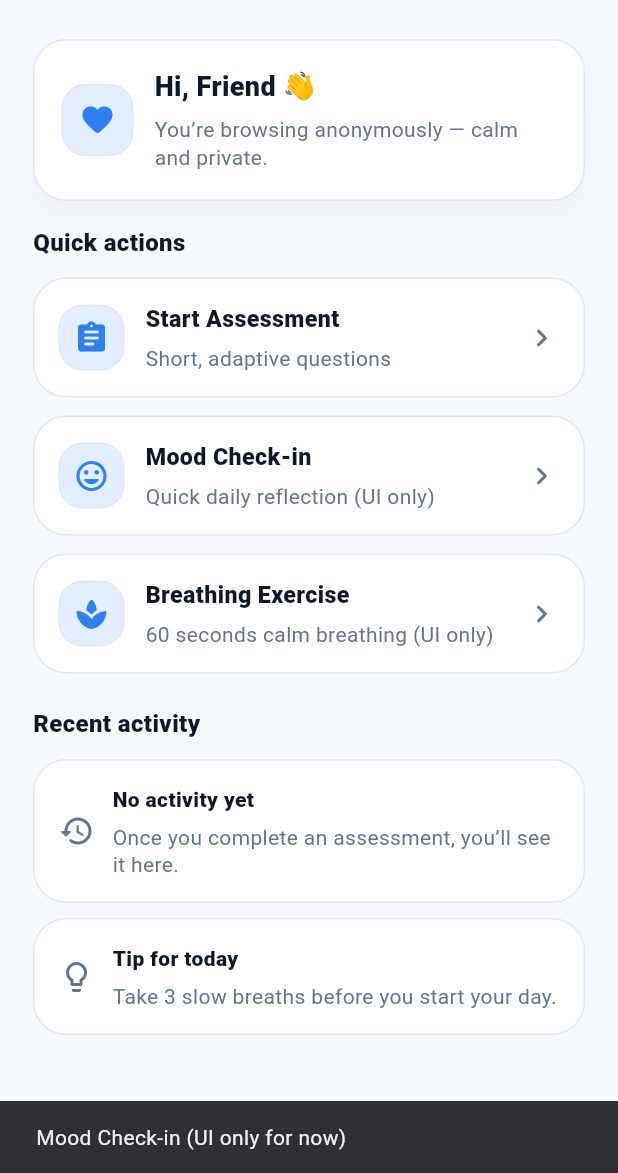
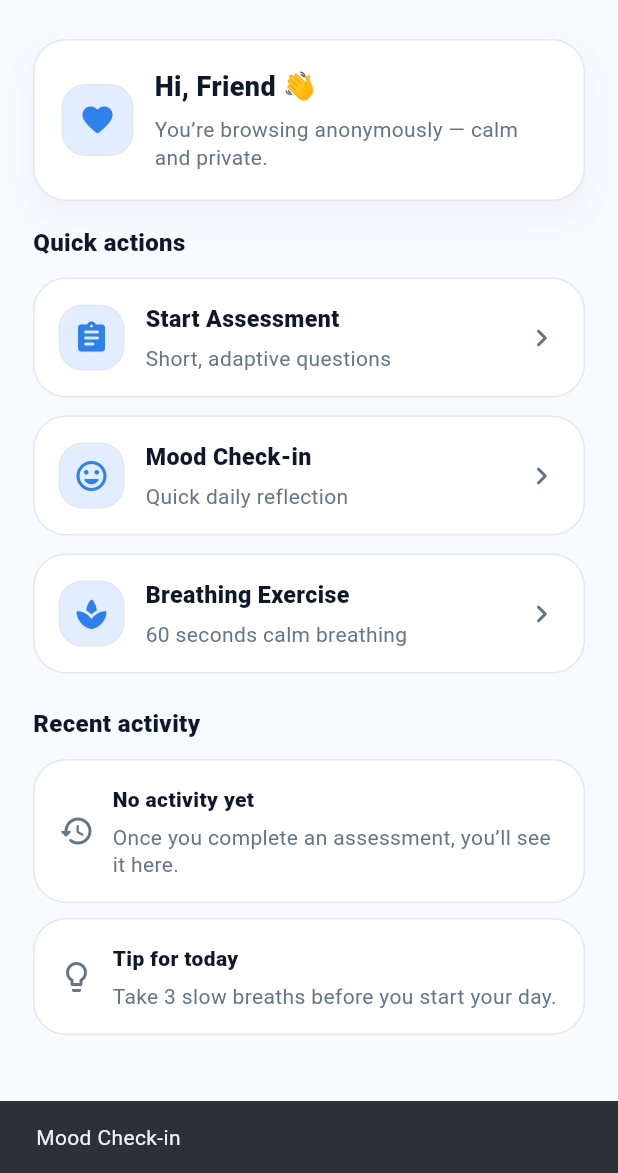
Before and after one commit to AnasKA04/FinalProject, a Flutter app: the HomeScreen screen opened directly, after a tap on "Mood Check-in", on a phone screen of 412 x 824 dp, the part 63-1236 px from its top. Run offline on Flutter 3.47's test engine with Material 3 defaults, Android fonts, the phone set to English and light mode, and no system bars.

Commit message:
Initial Flutter project

```diff
--- a/lib/core/models/user_role.dart
+++ b/lib/core/models/user_role.dart
@@ -2,4 +2,5 @@ enum UserRole { therapist, patient }
 
 extension UserRoleX on UserRole {
   String get label => this == UserRole.therapist ? "Therapist" : "Patient";
+
 }
--- a/lib/presentation/screens/home/home_screen.dart
+++ b/lib/presentation/screens/home/home_screen.dart
@@ -122,22 +122,22 @@ class _HomeScreenState extends State<HomeScreen> with SingleTickerProviderStateM
                 const SizedBox(height: 12),
                 _ActionCard(
                   title: "Mood Check-in",
-                  subtitle: "Quick daily reflection (UI only)",
+                  subtitle: "Quick daily reflection",
                   icon: Icons.mood_rounded,
                   onTap: () {
                     ScaffoldMessenger.of(context).showSnackBar(
-                      const SnackBar(content: Text("Mood Check-in (UI only for now)")),
+                      const SnackBar(content: Text("Mood Check-in")),
                     );
                   },
                 ),
                 const SizedBox(height: 12),
                 _ActionCard(
                   title: "Breathing Exercise",
-                  subtitle: "60 seconds calm breathing (UI only)",
+                  subtitle: "60 seconds calm breathing",
                   icon: Icons.spa_rounded,
                   onTap: () {
                     ScaffoldMessenger.of(context).showSnackBar(
-                      const SnackBar(content: Text("Breathing (UI only for now)")),
+                      const SnackBar(content: Text("Breathing Exercise")),
                     );
                   },
                 ),
```
Also changed, not shown: lib/core/utils/validators.dart (added, +37 -0 lines), 1 other file.
